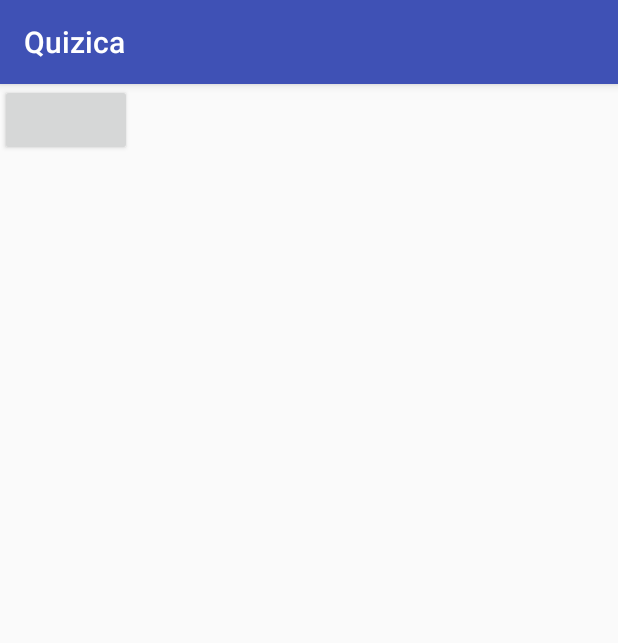
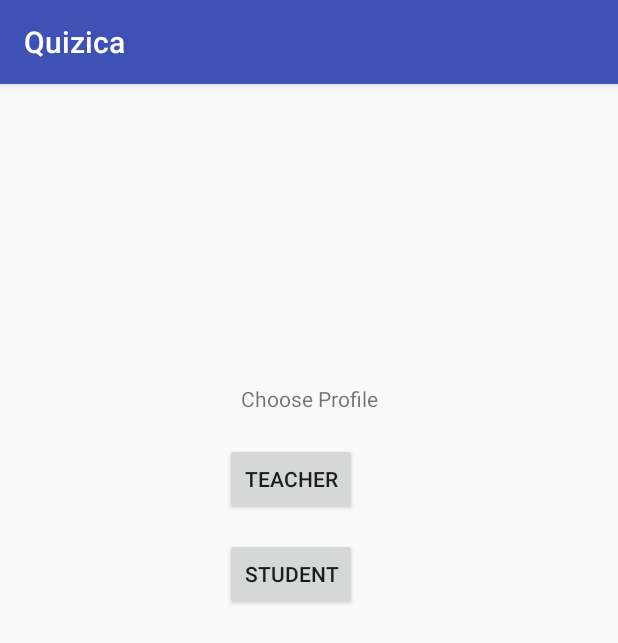
Before and after one commit to jawadhassan/Quizica, an Android app: the screen it shows after launch once a user with an empty profile is signed in (ProfileDataActivity), on a phone screen of 412 x 824 dp. Shown: the top 643 px of the screen. Run offline under Robolectric (Android 15) with nearby library versions, the phone set to English and light mode, and no system bars; our stand-ins replace Firebase (no records; nobody signed in at launch, a user with empty details on screens opened directly); libraries missing offline, so code that uses them is left out: com.firebase.ui.

Commit message:
TeacherProfileFragmentAdded

```diff
--- a/app/src/main/AndroidManifest.xml
+++ b/app/src/main/AndroidManifest.xml
@@ -32,7 +32,7 @@
         <activity android:name=".QuizListActivity"></activity>
         <activity android:name=".CourseListActivity"></activity>
         <activity android:name=".ProfileDataActivity"></activity>
-
+        <activity android:name=".TeacherProfileActivity"></activity>
 
     </application>
 
--- a/app/src/main/java/com/example/hamid_pc/quizica/ProfileDataFragment.java
+++ b/app/src/main/java/com/example/hamid_pc/quizica/ProfileDataFragment.java
@@ -1,5 +1,6 @@
 package com.example.hamid_pc.quizica;
 
+import android.content.Intent;
 import android.os.Bundle;
 import android.support.annotation.Nullable;
 import android.support.v4.app.Fragment;
@@ -13,11 +14,24 @@ import android.widget.Button;
  */
 
 public class ProfileDataFragment extends Fragment {
+
+    Button teacher;
+
+
     @Nullable
     @Override
     public View onCreateView(LayoutInflater inflater, @Nullable ViewGroup container, @Nullable Bundle savedInstanceState) {
         View view = inflater.inflate(R.layout.fragment_profile_data, container, false);
-        Button button = (Button) view.findViewById(R.id.CheckButton);
+        teacher = (Button) view.findViewById(R.id.button_teacher);
+        Button student = (Button) view.findViewById(R.id.button_student);
+        teacher.setOnClickListener(new View.OnClickListener() {
+            @Override
+            public void onClick(View v) {
+                Intent intent = TeacherProfileActivity.newIntent(getContext());
+                startActivity(intent);
+
+            }
+        });
         return view;
     }
 }
--- a/app/src/main/res/layout/fragment_profile_data.xml
+++ b/app/src/main/res/layout/fragment_profile_data.xml
@@ -4,8 +4,28 @@
     android:layout_height="match_parent"
     android:orientation="vertical">
 
-    <android.support.v7.widget.AppCompatButton
-        android:id="@+id/CheckButton"
+    <TextView
+        android:id="@+id/view_profile_option"
+        android:layout_width="match_parent"
+        android:layout_height="wrap_content"
+        android:layout_marginBottom="20dp"
+        android:layout_marginTop="200dp"
+        android:text="@string/profile_picker"
+        android:textAlignment="center" />
+
+    <Button
+        android:id="@+id/button_teacher"
         android:layout_width="wrap_content"
-        android:layout_height="wrap_content" />
+        android:layout_height="wrap_content"
+        android:layout_marginBottom="15dp"
+        android:layout_marginLeft="150dp"
+        android:text="@string/teacher_picker" />
+
+    <Button
+        android:id="@+id/button_student"
+        android:layout_width="wrap_content"
+        android:layout_height="wrap_content"
+        android:layout_marginLeft="150dp"
+        android:text="@string/student_picker" />
+
 </LinearLayout>
--- a/app/src/main/res/values/strings.xml
+++ b/app/src/main/res/values/strings.xml
@@ -16,6 +16,11 @@
     <string name="mcqmaker_buttonaddmore">Add More</string>
     <string name="textmaker_edittext">Question</string>
     <string name="operation_picker">Choose Operation</string>
+    <string name="profile_picker">Choose Profile</string>
+    <string name="teacher_picker">Teacher</string>
+    <string name="student_picker">Student</string>
     <string name="pref_file_key">MYPREF</string>
     <string name="pref_sign_key">SIGNED</string>
+    <string name="profile_edittext_name">Enter Name</string>
+    <string name="profile_edittext_id">Enter ID</string>
 </resources>
```
Also changed, not shown: app/src/main/java/com/example/hamid_pc/quizica/Teacher.java (added, +33 -0 lines), app/src/main/java/com/example/hamid_pc/quizica/TeacherProfileActivity.java (added, +28 -0 lines), app/src/main/java/com/example/hamid_pc/quizica/TeacherProfileFragment.java (added, +61 -0 lines), app/src/main/res/layout/fragment_teacher_profile.xml (added, +52 -0 lines).
